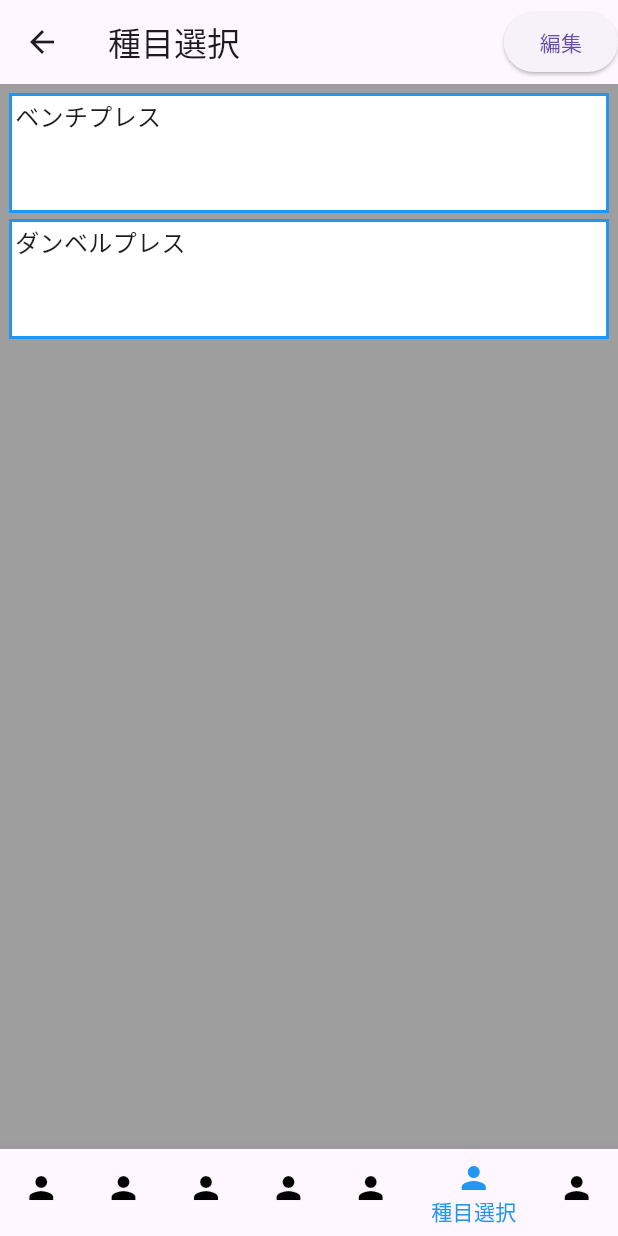
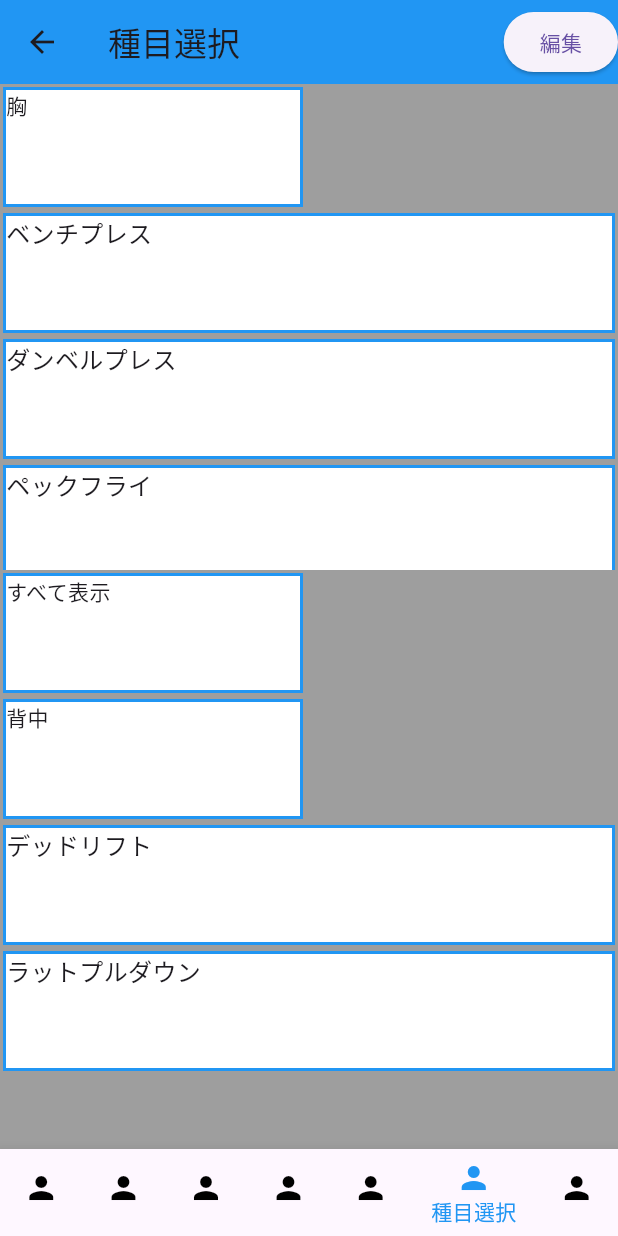
Before and after one commit to tarobeeflight/iron_log, a Flutter app: the screen it shows after launch, item 6 of the bottom bar chosen, on a phone screen of 412 x 824 dp. Run offline on Flutter 3.47's test engine with Material 3 defaults, Android fonts, the phone set to English and light mode, and no system bars; our stand-ins replace flutter_riverpod.

Commit message:
種目選択　更新

```diff
--- a/lib/root.dart
+++ b/lib/root.dart
@@ -7,55 +7,34 @@ import 'package:iron_log/set_ichiran.dart';
 import 'package:iron_log/settei.dart';
 import 'package:iron_log/shumoku_ichiran.dart';
 import 'package:iron_log/shumoku_tsuika.dart';
-import 'package:iron_log/syumoku_sentaku.dart';
+import 'package:iron_log/shumoku_sentaku.dart';
 
 final pageIndexProvider = StateProvider((ref) {
   return 1;
-},);
+});
 
 class Root extends ConsumerWidget {
   const Root({super.key});
 
   @override
   Widget build(BuildContext context, WidgetRef ref) {
-
     final index = ref.watch(pageIndexProvider);
 
     // アイテム
     const items = [
-      BottomNavigationBarItem(
-        icon: Icon(Icons.person),
-        label: 'ホーム',
-      ),
-      BottomNavigationBarItem(
-        icon: Icon(Icons.person),
-        label: '履歴',
-      ),
-      BottomNavigationBarItem(
-        icon: Icon(Icons.person),
-        label: 'セット一覧',
-      ),
-      BottomNavigationBarItem(
-        icon: Icon(Icons.person),
-        label: '種目一覧',
-      ),
-      BottomNavigationBarItem(
-        icon: Icon(Icons.person),
-        label: '種目追加',
-      ),
-      BottomNavigationBarItem(
-        icon: Icon(Icons.person),
-        label: '種目選択',
-      ),
-      BottomNavigationBarItem(
-        icon: Icon(Icons.person),
-        label: '設定',
-      ),
+      BottomNavigationBarItem(icon: Icon(Icons.person), label: 'ホーム'),
+      BottomNavigationBarItem(icon: Icon(Icons.person), label: '履歴'),
+      BottomNavigationBarItem(icon: Icon(Icons.person), label: 'セット一覧'),
+      BottomNavigationBarItem(icon: Icon(Icons.person), label: '種目一覧'),
+      BottomNavigationBarItem(icon: Icon(Icons.person), label: '種目追加'),
+      BottomNavigationBarItem(icon: Icon(Icons.person), label: '種目選択'),
+      BottomNavigationBarItem(icon: Icon(Icons.person), label: '設定'),
     ];
 
     final bar = BottomNavigationBar(
       items: items,
-      backgroundColor: Colors.blue, // todo : なぜか効かない
+      backgroundColor: Colors.blue,
+      // todo : なぜか効かない
       selectedItemColor: Colors.blue,
       unselectedItemColor: Colors.black,
       currentIndex: index,
@@ -70,12 +49,9 @@ class Root extends ConsumerWidget {
       SetIchiran(),
       ShumokuIchiran(),
       ShumokuTsuika(),
-      SyumokuSentaku(),
+      ShumokuSentaku(),
       Settei(),
     ];
-    return Scaffold(
-      body: pages[index],
-      bottomNavigationBar: bar,
-    );
+    return Scaffold(body: pages[index], bottomNavigationBar: bar);
   }
 }
--- /dev/null
+++ b/lib/shumoku_sentaku.dart
@@ -0,0 +1,175 @@
+import 'package:flutter/material.dart';
+import 'package:flutter/rendering.dart';
+
+import 'entity/shumoku.dart';
+
+final List<Shumoku> chestModels = [
+  Shumoku('bui_mune', '胸', 'shumoku_benchi', 'ベンチプレス'),
+  Shumoku('bui_mune', '胸', 'shumoku_damberu', 'ダンベルプレス'),
+  Shumoku('bui_mune', '胸', 'shumoku_peck', 'ペックフライ'),
+];
+
+final List<Shumoku> backModels = [
+  Shumoku('bui_senaka', '背中', 'shumoku_lift', 'デッドリフト'),
+  Shumoku('bui_senaka', '背中', 'shumoku_rat', 'ラットプルダウン'),
+];
+
+final List<Shumoku> legModels = [
+  Shumoku('bui_ashi', '脚', 'shumoku_scwad', 'スクワット'),
+];
+
+final List<Shumoku> shoulderModels = [
+  Shumoku('bui_kata', '肩', 'shumoku_sholder', 'ショルダープレス'),
+  Shumoku('bui_kata', '肩', 'shumoku_side', 'サイドレイズ'),
+];
+
+final List<Shumoku> armModels = [
+  Shumoku('bui_ude', '腕', 'shumoku_bervel', 'バーベルカール'),
+  Shumoku('bui_ude', '腕', 'shumoku_flench', 'フレンチプレス'),
+];
+
+// モデル　→　ウィジェットに変換する
+Widget modelToWidget(Shumoku model) {
+  // modelを使って好きなWidgetを作る
+
+  final metaText = Container(
+    width: 50,
+    height: 80,
+    padding: EdgeInsets.all(10),
+    child: Text(
+      '${model.shumokuMei}',
+      style: const TextStyle(color: Colors.black),
+    ),
+  );
+
+  return Container(
+    padding: EdgeInsets.all(1),
+    decoration: BoxDecoration(
+      border: Border.all(color: Colors.blue),
+      color: Colors.white,
+    ),
+    width: double.infinity,
+    child: metaText,
+  );
+}
+
+class ShumokuSentaku extends StatelessWidget {
+  const ShumokuSentaku({super.key});
+
+  @override
+  Widget build(BuildContext context) {
+    final chestList = ListView.builder(
+      itemCount: chestModels.length,
+      itemBuilder: (c, i) => modelToWidget(chestModels[i]),
+    );
+
+    final chestCon = Center(child: SizedBox(child: chestList));
+
+    final sca = Scaffold(
+      backgroundColor: Colors.grey,
+      appBar: AppBar(
+        backgroundColor: Colors.blue,
+        leading: IconButton(onPressed: () {}, icon: Icon(Icons.arrow_back)),
+        title: const Text('種目選択'),
+        actions: [ElevatedButton(onPressed: () {}, child: Text('編集'))],
+      ),
+      body: ListView(
+        children: <Widget>[
+          Column(
+            crossAxisAlignment: CrossAxisAlignment.start,
+
+            children: <Widget>[
+              Container(
+                width: 200,
+                height: 80,
+                margin: EdgeInsets.all(2),
+                decoration: BoxDecoration(
+                  color: Colors.white,
+                  border: Border.all(color: Colors.blue, width: 2),
+                ),
+                child: Text("胸"),
+              ),
+              SizedBox(
+                height: 240,
+                child: ListView.builder(
+                  itemCount: chestModels.length,
+                  itemBuilder: (context, index) {
+                    return Container(
+                      margin: EdgeInsets.all(2),
+                      decoration: BoxDecoration(
+                        color: Colors.white,
+                        border: Border.all(color: Colors.blue, width: 2),
+                      ),
+                      height: 80,
+                      child: Text(
+                        chestModels[index].shumokuMei,
+                        style: TextStyle(fontSize: 16),
+                      ),
+                    );
+                  },
+                ),
+              ),
+              Container(
+                width: 200,
+                height: 80,
+                margin: EdgeInsets.all(2),
+                decoration: BoxDecoration(
+                  color: Colors.white,
+                  border: Border.all(color: Colors.blue, width: 2),
+                ),
+                child: Text("すべて表示"),
+              ),
+            ],
+          ),
+          Column(
+            crossAxisAlignment: CrossAxisAlignment.start,
+
+            children: <Widget>[
+              Container(
+                width: 200,
+                height: 80,
+                margin: EdgeInsets.all(2),
+                decoration: BoxDecoration(
+                  color: Colors.white,
+                  border: Border.all(color: Colors.blue, width: 2),
+                ),
+                child: Text("背中"),
+              ),
+              SizedBox(
+                height: 240,
+                child: ListView.builder(
+                  itemCount: backModels.length,
+                  itemBuilder: (context, index) {
+                    return Container(
+                      margin: EdgeInsets.all(2),
+                      decoration: BoxDecoration(
+                        color: Colors.white,
+                        border: Border.all(color: Colors.blue, width: 2),
+                      ),
+                      height: 80,
+                      child: Text(
+                        backModels[index].shumokuMei,
+                        style: TextStyle(fontSize: 16),
+                      ),
+                    );
+                  },
+                ),
+              ),
+              Container(
+                width: 200,
+                height: 80,
+                margin: EdgeInsets.all(2),
+                decoration: BoxDecoration(
+                  color: Colors.white,
+                  border: Border.all(color: Colors.blue, width: 2),
+                ),
+                child: Text("すべて表示"),
+              ),
+            ],
+          ),
+        ],
+      ),
+    );
+    return sca;
+  }
+}
--- a/lib/syumoku_sentaku.dart
+++ /dev/null
@@ -1,101 +0,0 @@
-import 'package:flutter/material.dart';
-import 'package:flutter/rendering.dart';
-
-import 'entity/shumoku.dart';
-
-final List<Shumoku> chestModels = [
-  Shumoku('bui_mune', '胸', 'shumoku_benchi', 'ベンチプレス'),
-  Shumoku('bui_mune', '胸', 'shumoku_damberu', 'ダンベルプレス'),
-];
-
-final List<Shumoku> backModels = [
-  Shumoku('bui_senaka', '背中', 'shumoku_lift', 'デッドリフト'),
-  Shumoku('bui_senaka', '背中', 'shumoku_rat', 'ラットプルダウン'),
-];
-
-final List<Shumoku> legModels = [Shumoku('bui_ashi', '脚', 'shumoku_scwad', 'スクワット')];
-
-final List<Shumoku> shoulderModels = [
-  Shumoku('bui_kata', '肩', 'shumoku_sholder', 'ショルダープレス'),
-  Shumoku('bui_kata', '肩', 'shumoku_side', 'サイドレイズ'),
-];
-
-final List<Shumoku> armModels = [
-  Shumoku('bui_ude', '腕', 'shumoku_bervel', 'バーベルカール'),
-  Shumoku('bui_ude', '腕', 'shumoku_flench', 'フレンチプレス'),
-];
-
-// モデル　→　ウィジェットに変換する
-Widget modelToWidget(Shumoku model) {
-  // modelを使って好きなWidgetを作る
-
-  final metaText = Container(
-    width: 50,
-    height: 80,
-    padding: EdgeInsets.all(10),
-    child: Text(
-      '${model.shumokuMei}',
-      style: const TextStyle(color: Colors.black),
-    ),
-  );
-
-  return Container(
-    padding: EdgeInsets.all(1),
-    decoration: BoxDecoration(
-      border: Border.all(color: Colors.blue),
-      color: Colors.white,
-    ),
-    width: double.infinity,
-    child: metaText,
-  );
-}
-
-class SyumokuSentaku extends StatelessWidget {
-  const SyumokuSentaku({super.key});
-
-  @override
-  Widget build(BuildContext context) {
-    final chestList = ListView.builder(
-      itemCount: chestModels.length,
-      itemBuilder: (c, i) => modelToWidget(chestModels[i]),
-    );
-
-    final chestCon = Center(child: SizedBox(child: chestList));
-
-    final sca = Scaffold(
-      backgroundColor: Colors.grey,
-      appBar: AppBar(
-        leading: IconButton(onPressed: () {}, icon: Icon(Icons.arrow_back)),
-        title: const Text('種目選択'),
-        actions: [ElevatedButton(onPressed: () {}, child: Text('編集'))],
-      ),
-      body: Column(
-        children: <Widget>[
-          Container(
-            height: 500,
-            padding: EdgeInsets.all(4),
-            child: ListView.builder(
-              itemCount: chestModels.length,
-              itemBuilder: (context, index) {
-                return Container(
-                  padding: EdgeInsets.all(2),
-                  margin: EdgeInsets.all(2),
-                  decoration: BoxDecoration(
-                    color: Colors.white,
-                    border: Border.all(color: Colors.blue, width: 2),
-                  ),
-                  height: 80,
-                  child: Text(
-                    chestModels[index].shumokuMei,
-                    style: TextStyle(fontSize: 16),
-                  ),
-                );
-              },
-            ),
-          ),
-        ],
-      ),
-    );
-    return sca;
-  }
-}
```
